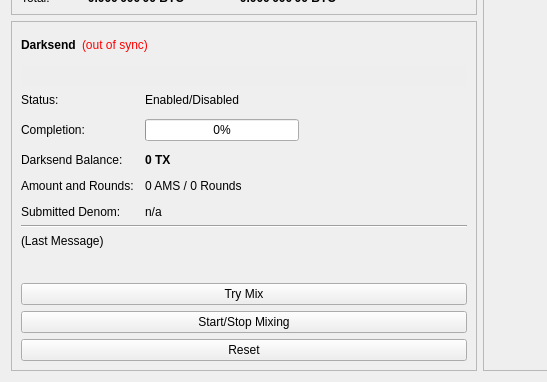
CoinBuild/AmsterdamCoin, file src/qt/forms/overviewpage.ui: the form before one commit; both pictures show x 0 to 547 and y 227 to 609 of the 960 by 609 pixel window.
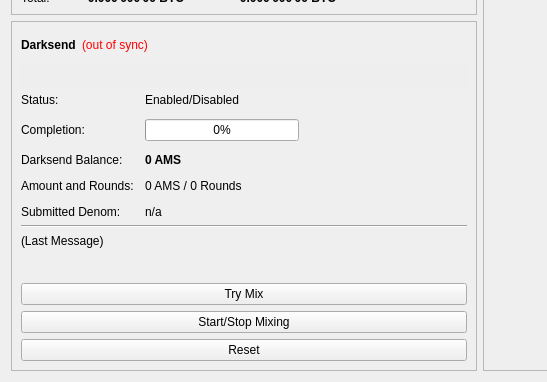
The form after the commit.

Diff of the .ui file:
```diff
--- a/src/qt/forms/overviewpage.ui
+++ b/src/qt/forms/overviewpage.ui
@@ -1007,7 +1007,7 @@
                </font>
               </property>
               <property name="text">
-               <string notr="true">0 TX</string>
+               <string notr="true">0 AMS</string>
               </property>
              </widget>
             </item>
```
